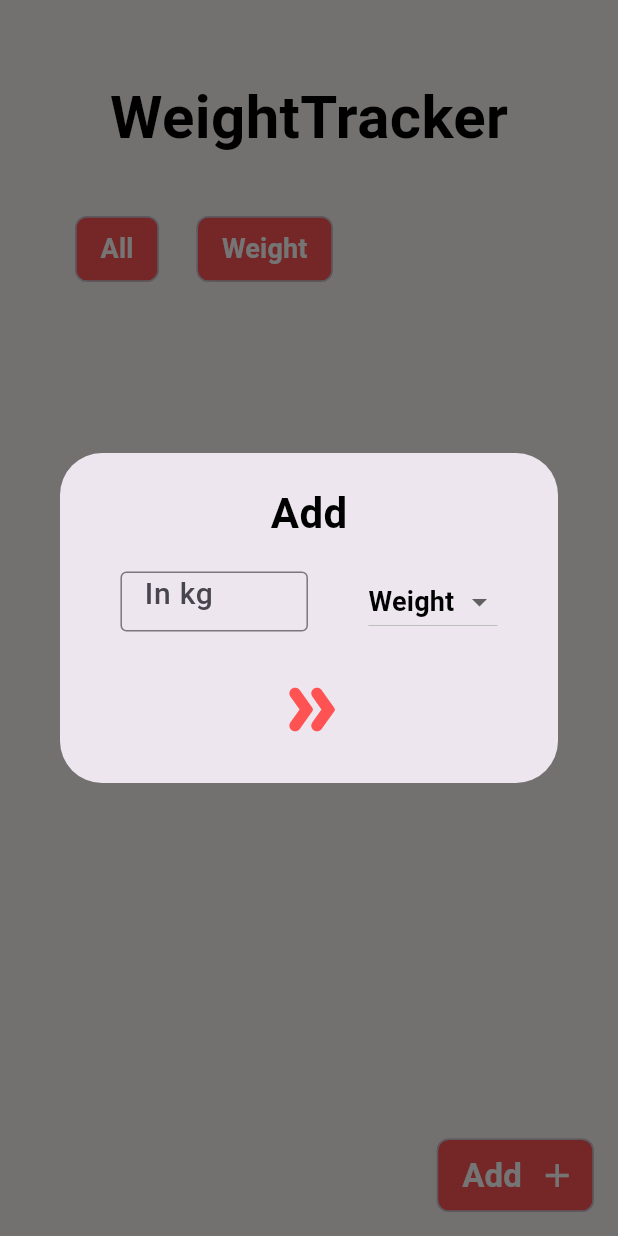
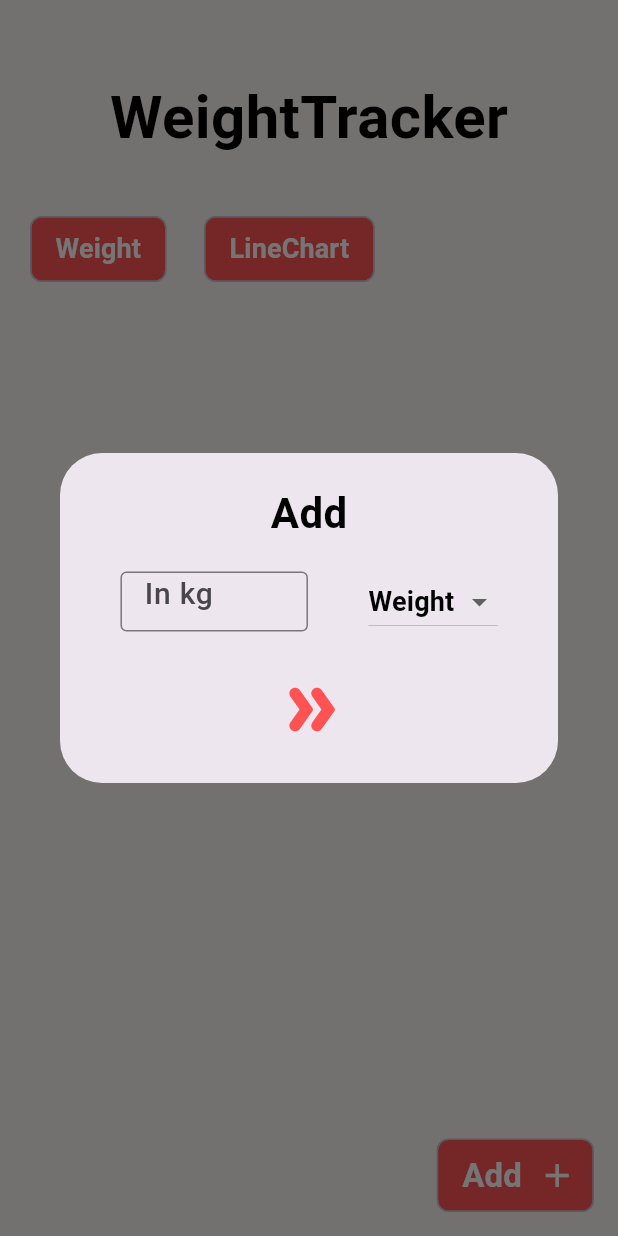
Before and after one commit to shubham10274/lossWeight, a Flutter app: the screen it shows after launch, after a tap on the "add" icon, on a phone screen of 412 x 824 dp. Run offline on Flutter 3.47's test engine with Material 3 defaults, Android fonts, the phone set to English and light mode, and no system bars; our stand-ins replace fl_chart, fluttertoast, google_fonts, grouped_list, percent_indicator, sizer and 1 more; accounts and stored records are empty.

Commit message:
first commit

```diff
--- a/lib/database/database_service.dart
+++ b/lib/database/database_service.dart
@@ -32,13 +32,24 @@ class DataBaseService {
     return database;
   }
 
-  initializeDatabase() async {
+  Future<Database> initializeDatabase() async {
     Directory directory = await getApplicationDocumentsDirectory();
     String path = join(directory.path, dbname);
-    return await openDatabase(path, version: dbversion, onCreate: createTable);
+
+    print('Database path: $path'); // Print database path for debugging
+
+    try {
+      Database database = await openDatabase(path,
+          version: dbversion, onCreate: onCreateDatabase);
+      print("Database initialized successfully");
+      return database;
+    } catch (e) {
+      print("Error initializing database: $e");
+      rethrow; // Rethrow the exception for better error handling
+    }
   }
 
-  createTable(Database db, int version) {
+  void onCreateDatabase(Database db, int version) {
     db.execute('''
     CREATE TABLE $tablename(
     $columnid INTEGER PRIMARY KEY,
@@ -47,21 +58,35 @@ class DataBaseService {
     $date TEXT NOT NULL
     )
   ''');
-    print("Table created");
+    print("Table created successfully");
   }
 
   Future<int> addActivity(Map<String, dynamic> row) async {
-    Database? db = await instance.db;
-    return await db!.insert(tablename, row);
+    try {
+      final Database? db = await instance.db;
+      final int id = await db!.insert(tablename, row);
+      print('Activity added with ID: $id');
+      return id;
+    } catch (e) {
+      print('Error adding activity: $e');
+      return -1; // Return a failure indicator
+    }
   }
 
   Future<List<Map<String, Object?>>> getActivities(String category) async {
     Database? db = await instance.db;
-    if (category == "All") {
-      return await db!.rawQuery('SELECT * FROM $tablename');
+    if (category == "Weight") {
+      print("Fetching all activities...");
+      return await db!.rawQuery('SELECT * FROM activities');
     } else {
-      return await db!.query('$tablename WHERE $type=?',
-          whereArgs: [category.toLowerCase()]);
+      print("Fetching activities for category: $category");
+      return await db!.query('activities',
+          where: 'type = ?', whereArgs: [category.toLowerCase()]);
     }
   }
+
+  Future<int> deleteActivity(int id) async {
+    Database? db = await instance.db;
+    return await db!.delete(tablename, where: ' $columnid=?', whereArgs: [id]);
   }
+}
--- a/lib/screens/home_screen/home_screen.dart
+++ b/lib/screens/home_screen/home_screen.dart
@@ -3,6 +3,7 @@ import 'package:grouped_list/grouped_list.dart';
 import 'package:intl/intl.dart';
 import 'package:lossy/database/database_service.dart';
 import 'package:lossy/model/acitivity.dart';
+import 'package:lossy/screens/home_screen/components/line_chart.dart';
 
 class HomeScreen extends StatefulWidget {
   const HomeScreen({super.key});
@@ -14,11 +15,18 @@ class HomeScreen extends StatefulWidget {
 class _HomeScreenState extends State<HomeScreen> {
   TextEditingController controller = TextEditingController();
   String dropdownValue = "weight";
-  String selectedTab = "All";
+  String selectedTab = "Weight";
 
   buildTab(String text) {
+    bool selected = text == selectedTab;
     return Padding(
       padding: const EdgeInsets.only(right: 25.0),
+      child: InkWell(
+        onTap: () {
+          setState(() {
+            selectedTab = text;
+          });
+        },
         child: Chip(
           elevation: 10,
           backgroundColor: Colors.redAccent,
@@ -26,6 +34,7 @@ class _HomeScreenState extends State<HomeScreen> {
             text,
             style: TextStyle(
                 fontSize: 18, color: Colors.white, fontWeight: FontWeight.w600),
+          ),
         ),
       ),
     );
@@ -119,21 +128,25 @@ class _HomeScreenState extends State<HomeScreen> {
                     IconButton(
                         iconSize: 50,
                         color: Colors.redAccent,
-                      icon: Icon(Icons.double_arrow_rounded),
+                        icon: const Icon(Icons.double_arrow_rounded),
                         onPressed: () async {
                           int success =
-                            await DataBaseService.instance.addActivity(
-                          {
+                              await DataBaseService.instance.addActivity({
                             DataBaseService.type: dropdownValue,
                             DataBaseService.date: DateTime.now().toString(),
-                            DataBaseService.data: double.parse(controller.text),
-                          },
-                        );
-                        print(success);
+                            DataBaseService.data: double.parse(controller.text)
+                          });
+                          if (success != -1) {
+                            print('Activity added successfully');
+                          } else {
+                            print('Failed to add activity');
+                          }
                           controller.clear();
                           Navigator.pop(context);
-                      },
-                    )
+                          setState(() {
+                            {}
+                          });
+                        })
                   ],
                 ),
               ),
@@ -177,14 +190,16 @@ class _HomeScreenState extends State<HomeScreen> {
               ),
               SizedBox(height: 35),
               Padding(
-                padding: const EdgeInsets.only(left: 50, right: 50),
+                padding: const EdgeInsets.only(left: 20, right: 20),
                 child: Row(
                   children: [
-                    buildTab("All"),
+                    // buildTab("All"),
                     buildTab("Weight"),
+                    buildTab("LineChart")
                   ],
                 ),
               ),
+              if (selectedTab == "LineChart") LineChartSample2(),
               FutureBuilder(
                 future: DataBaseService.instance.getActivities(selectedTab),
                 builder: (context, snapshot) {
@@ -247,10 +262,19 @@ class _HomeScreenState extends State<HomeScreen> {
                                       color: Colors.black,
                                       fontWeight: FontWeight.w600),
                                 ),
-                                trailing: Icon(
+                                trailing: InkWell(
+                                  onTap: () {
+                                    DataBaseService.instance
+                                        .deleteActivity(activity.id);
+                                    setState(() {
+                                      {}
+                                    });
+                                  },
+                                  child: Icon(
                                     Icons.delete,
                                     color: Colors.redAccent,
                                     size: 28,
+                                  ),
                                 ),
                               ),
                             ),
@@ -272,7 +296,7 @@ class _HomeScreenState extends State<HomeScreen> {
                     );
                   }
                 },
-              )
+              ),
             ],
           ),
         ),
```
Lines whose indentation alone changed are shown as unchanged.
